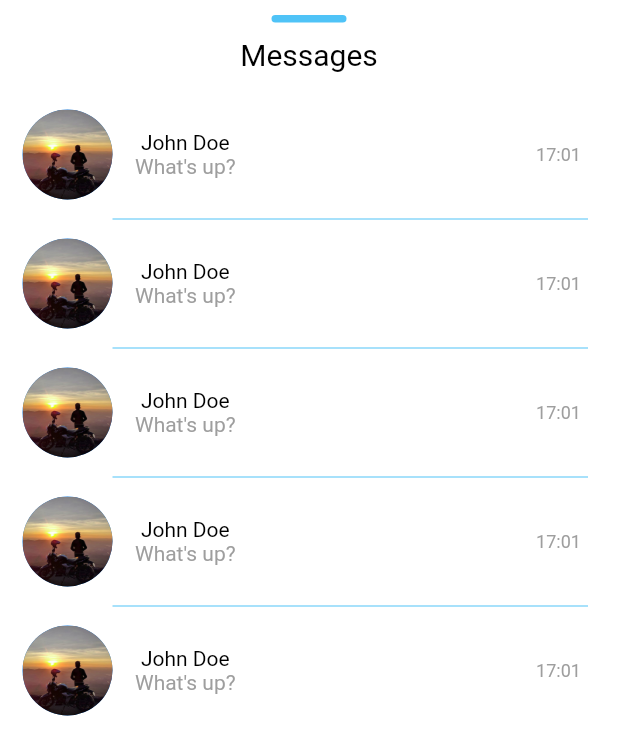
After one commit to mhelfer/messio_tutorial, a Flutter app: the ConversationBottomSheet screen opened directly, on a phone screen of 412 x 824 dp. The commit adds this screen. Shown: the top 755 px of the screen. Run offline on Flutter 3.47's test engine with Material 2 defaults, Android fonts, the phone set to English and light mode, and no system bars.

Commit message:
Added a bottom sheet and updated the launcher icons per 'Day 6–7 : Implementing a Slideable Widget Using Bottomsheet in Flutter'

```diff
--- a/lib/config/Palette.dart
+++ b/lib/config/Palette.dart
@@ -3,6 +3,7 @@ import 'package:flutter/material.dart';
 class Palette{
   static Color primaryColor = Colors.blue;
   static Color secondaryColor = Colors.black;
+  static Color accentColor =  Color(0xff4fc3f7);
   static Color primaryTextColor = Colors.black;
   static Color secondaryTextColor = Colors.black87;
   static Color primaryBackgroundColor = Colors.white;
@@ -11,4 +12,5 @@ class Palette{
   static Color selfMessageColor = Colors.white;
   static Color otherMessageColor = Color(0xff3f3f3f);
   static Color greyColor = Colors.grey;
+  static Color chatBackgroundColor = Color(0xfffafafa);
 }
--- /dev/null
+++ b/lib/config/Styles.dart
@@ -0,0 +1,11 @@
+import 'package:flutter/material.dart';
+
+import 'Palette.dart';
+
+class Styles{
+  static TextStyle textHeading = TextStyle(color: Palette.primaryTextColor, fontSize: 20); // Text style for the name
+  static TextStyle subHeading = TextStyle(color: Palette.primaryTextColor, fontSize: 14);
+  static TextStyle text = TextStyle(color: Palette.secondaryTextColor);
+  static TextStyle subText = TextStyle(color: Palette.greyColor);
+  static TextStyle date = TextStyle(color: Palette.greyColor, fontSize: 12.0, fontStyle: FontStyle.normal);
+}
--- a/lib/main.dart
+++ b/lib/main.dart
@@ -1,4 +1,5 @@
 import 'package:flutter/material.dart';
+import 'package:messio/config/Palette.dart';
 import 'pages/ConversationPageList.dart';
 
 void main() => runApp(Messio());
@@ -10,7 +11,7 @@ class Messio extends StatelessWidget {
     return MaterialApp(
       title: 'Messio',
       theme: ThemeData(
-        primarySwatch: Colors.blue,
+        primarySwatch: Palette.primaryColor
       ),
       home: ConversationPageList(),
     );
--- /dev/null
+++ b/lib/pages/ConversationBottomSheet.dart
@@ -0,0 +1,41 @@
+import 'package:flutter/cupertino.dart';
+import 'package:flutter/material.dart';
+import 'package:messio/config/Palette.dart';
+import 'package:messio/config/Styles.dart';
+import 'package:messio/widgets/ChatRowWidget.dart';
+import 'package:messio/widgets/NavigationPillWidget.dart';
+
+class ConversationBottomSheet extends StatefulWidget {
+  _ConversationBottomSheetState createState() =>
+      _ConversationBottomSheetState();
+
+  const ConversationBottomSheet();
+}
+
+class _ConversationBottomSheetState extends State<ConversationBottomSheet> {
+  @override
+  Widget build(BuildContext context) {
+    return Material(
+        child: Scaffold(
+      backgroundColor: Colors.white,
+      body: ListView(
+        children: <Widget>[
+          NavigationPillWidget(),
+          Center(child: Text('Messages', style: Styles.textHeading)),
+          SizedBox(height: 20),
+          ListView.separated(
+            shrinkWrap: true,
+            physics: ClampingScrollPhysics(),
+            itemCount: 5,
+            separatorBuilder: (context, index) => Padding(
+                padding: EdgeInsets.only(left: 75, right: 20),
+                child: Divider(
+                  color: Palette.accentColor,
+                )),
+            itemBuilder: (context, index) => ChatRowWidget(),
+          )
+        ],
+      ),
+    ));
+  }
+}
--- a/lib/pages/ConversationPage.dart
+++ b/lib/pages/ConversationPage.dart
@@ -1,4 +1,6 @@
 import 'package:flutter/material.dart';
+import 'package:messio/config/Palette.dart';
+import 'package:messio/pages/ConversationBottomSheet.dart';
 import 'package:messio/widgets/ChatAppBar.dart';
 import 'package:messio/widgets/ChatListWidget.dart';
 import 'package:messio/widgets/InputWidget.dart';
@@ -12,19 +14,32 @@ class ConversationPage extends StatefulWidget {
 
 class _ConversationPageState extends State<ConversationPage>{
 
+  final GlobalKey<ScaffoldState> _scaffoldKey = new GlobalKey<ScaffoldState>();
+
   @override
   Widget build(BuildContext context) {
     return SafeArea(
       child: Scaffold(
+        key: _scaffoldKey,
         appBar: ChatAppBar(),
-        body: Stack(children: <Widget>[
-          Column(
-            children: <Widget> [
+        body: Container(
+          color: Palette.chatBackgroundColor,
+          child:  Stack(children: <Widget>[
+            Column(children: <Widget>[
               ChatListWidget(),
-                InputWidget()
-            ]
-          )
-        ]),
+              GestureDetector(
+                child: InputWidget(),
+                onPanUpdate: (details) {
+                  if(details.delta.dy < 0) {
+                    _scaffoldKey.currentState.showBottomSheet<Null>((BuildContext context){
+                      return ConversationBottomSheet();
+                    });
+                  }
+                },
+              )
+            ])
+          ],)
+        )
       ),
     );
   }
--- a/lib/widgets/ChatItemWidget.dart
+++ b/lib/widgets/ChatItemWidget.dart
@@ -1,6 +1,7 @@
 import 'package:flutter/cupertino.dart';
 import 'package:messio/config/Palette.dart';
 import 'package:intl/intl.dart';
+import 'package:messio/config/Styles.dart';
 
 class ChatItemWidget extends StatelessWidget{
   final int index;
@@ -33,7 +34,7 @@ class ChatItemWidget extends StatelessWidget{
               Container(
                 child: Text(
                   DateFormat('dd MMM kk:mm').format(DateTime.fromMicrosecondsSinceEpoch(1565888474278)),
-                  style: TextStyle(color: Palette.greyColor, fontSize: 12.0, fontStyle: FontStyle.normal),
+                  style: Styles.date
                 ),
                 margin: EdgeInsets.only(left: 5.0, top: 5.0, bottom: 5.0),
               )
@@ -65,10 +66,7 @@ class ChatItemWidget extends StatelessWidget{
               child: Text(
                 DateFormat('dd MMM kk:mm')
                     .format(DateTime.fromMillisecondsSinceEpoch(1565888474278)),
-                style: TextStyle(
-                    color: Palette.greyColor,
-                    fontSize: 12.0,
-                    fontStyle: FontStyle.normal),
+                style: Styles.date,
               ),
               margin: EdgeInsets.only(left: 5.0, top: 5.0, bottom: 5.0),
             )
--- /dev/null
+++ b/lib/widgets/ChatRowWidget.dart
@@ -0,0 +1,57 @@
+import 'package:flutter/material.dart';
+import 'package:intl/intl.dart';
+import 'package:messio/config/Assets.dart';
+import 'package:messio/config/Styles.dart';
+
+class ChatRowWidget extends StatelessWidget {
+  @override
+  Widget build(BuildContext context) {
+    return Container(
+        padding: EdgeInsets.fromLTRB(15, 5, 0, 5),
+        child: Row(
+          children: <Widget>[
+            Expanded(
+              flex: 8,
+              child: Row(
+                mainAxisSize: MainAxisSize.max,
+                children: <Widget>[
+                  CircleAvatar(
+                    radius: 30,
+                    backgroundImage: Image.asset(
+                      Assets.user,
+                    ).image,
+                  ),
+                  SizedBox(
+                    width: 15,
+                  ),
+                  Container(
+                      child: Column(
+                    children: <Widget>[
+                      Text('John Doe', style: Styles.subHeading),
+                      Text(
+                        'What\'s up?',
+                        style: Styles.subText,
+                      )
+                    ],
+                  ))
+                ],
+              ),
+            ),
+            Expanded(
+              flex: 2,
+              child: Column(
+                mainAxisSize: MainAxisSize.max,
+                mainAxisAlignment: MainAxisAlignment.start,
+                children: <Widget>[
+                  Text(
+                    DateFormat('kk:mm').format(
+                        DateTime.fromMillisecondsSinceEpoch(1565888474278)),
+                    style: Styles.date,
+                  )
+                ],
+              ),
+            )
+          ],
+        ));
+  }
+}
--- a/lib/widgets/InputWidget.dart
+++ b/lib/widgets/InputWidget.dart
@@ -1,6 +1,7 @@
 
 import 'package:flutter/material.dart';
 import 'package:messio/config/Palette.dart';
+import 'package:messio/config/Styles.dart';
 
 class InputWidget extends StatelessWidget {
 
@@ -31,7 +32,7 @@ class InputWidget extends StatelessWidget {
                 controller: textEditingController,
                 decoration: InputDecoration.collapsed(
                   hintText: 'Type a message',
-                  hintStyle: TextStyle(color: Palette.greyColor),
+                  hintStyle: Styles.subText,
                 ),
               ),
             ),
--- /dev/null
+++ b/lib/widgets/NavigationPillWidget.dart
@@ -0,0 +1,33 @@
+import 'package:flutter/material.dart';
+import 'package:messio/config/Palette.dart';
+
+class NavigationPillWidget extends StatelessWidget {
+  @override
+  Widget build(BuildContext context) {
+    // TODO: implement build
+    return Container(
+        child: Column(
+            mainAxisAlignment: MainAxisAlignment.center,
+            crossAxisAlignment: CrossAxisAlignment.stretch,
+            children: <Widget>[
+              Container(
+                  child: Center(
+                      child: Wrap(children: <Widget>[
+                        Container(
+                            width: 50,
+                            margin: EdgeInsets.only(top: 10, bottom: 10),
+                            height: 5,
+                            decoration: new BoxDecoration(
+                              color: Palette.accentColor,
+                              shape: BoxShape.rectangle,
+                              borderRadius: BorderRadius.all(Radius.circular(8.0)),
+                            )
+                        ),
+                      ])
+                  )
+              ),
+            ]
+        )
+    );
+  }
+}
```
Also changed, not shown: pubspec.yaml (+8 -0 lines), assets/launcher/ic_background.png (added), assets/launcher/ic_foreground.png (added), assets/launcher/ic_launcher.png (added), pubspec.lock, 31 other files.
